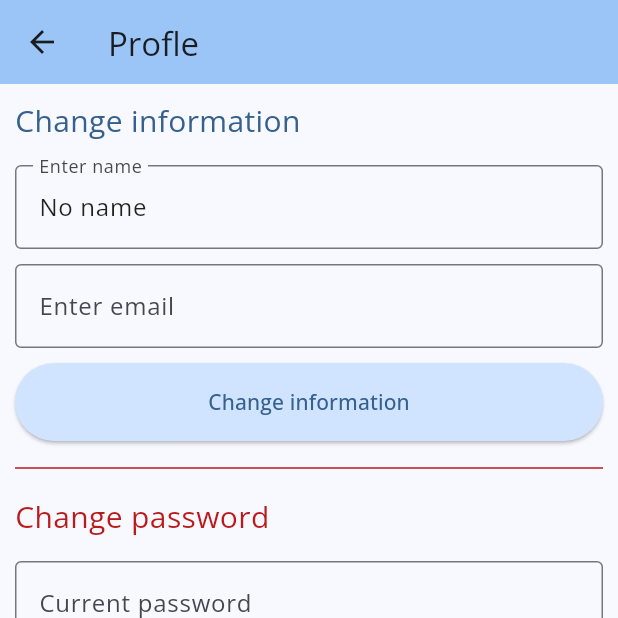
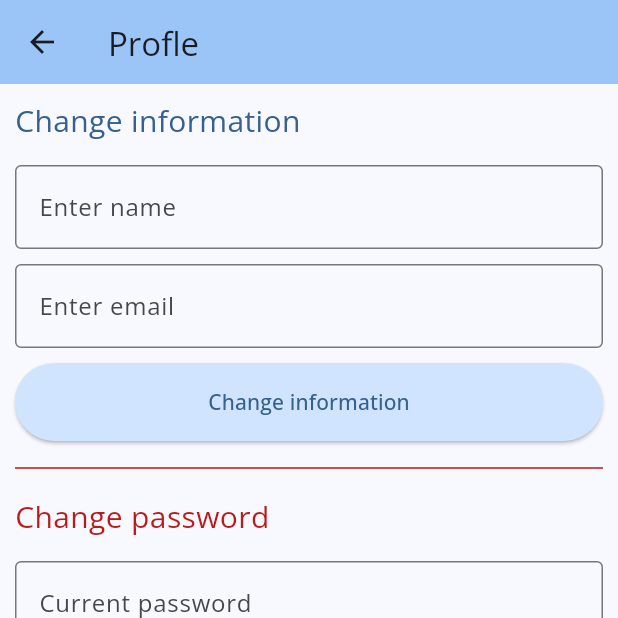
Before and after one commit to BlackIQ/coffee-roaster-mobile, a Flutter app: the ProfileSettings screen opened directly, on a phone screen of 412 x 824 dp, the top half of it. Run offline on Flutter 3.47's test engine with Material 2 defaults, Android fonts, the light colour scheme and no system bars; our stand-ins replace dio, flutter_blue, flutter_rating_bar, google_fonts; generated files the repository leaves out were written again.

Commit message:
Ok. remove stuff

```diff
--- a/lib/src/screens/home/pages/settings/profile.page.dart
+++ b/lib/src/screens/home/pages/settings/profile.page.dart
@@ -106,7 +106,7 @@ class _ProfileSettingsState extends State<ProfileSettings> {
     Map user = Provider.of<AppState>(context, listen: true).getUser;
 
     final TextEditingController name = TextEditingController(
-      text: user['name'] ?? "No name",
+      text: user['name'],
     );
     final TextEditingController email = TextEditingController(
       text: user['email'],
--- a/lib/src/screens/home/tabs/settings/settings.tab.dart
+++ b/lib/src/screens/home/tabs/settings/settings.tab.dart
@@ -77,7 +77,7 @@ class _SettingsTabState extends State<SettingsTab> {
 
     Map user = Provider.of<AppState>(context, listen: true).getUser;
 
-    String name = user['name'] ?? "No Name";
+    String name = user['name'];
     String avatarText = "";
 
     for (var element in name.split(" ")) {
```
